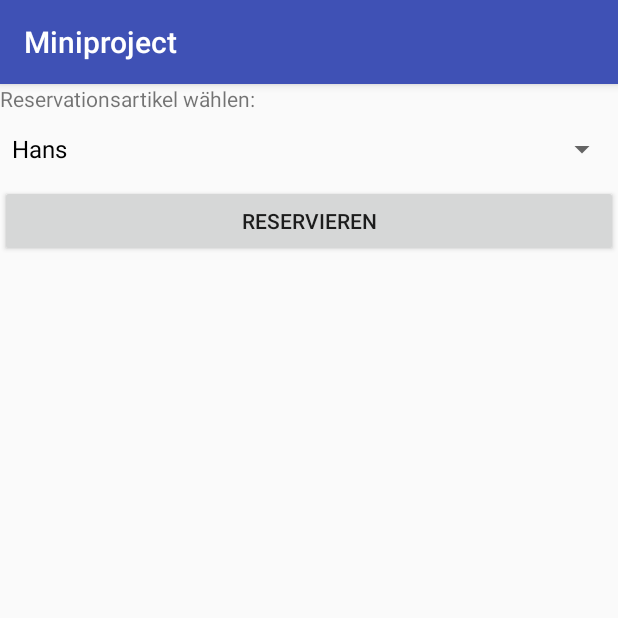
After one commit to Kasacka/mgeminiproject, an Android app: the ReservationActivity screen opened directly, with no data from a screen before it, on a phone screen of 412 x 824 dp, the top half of it. The commit adds this screen. Run offline under Robolectric (Android 15) with nearby library versions, the phone set to English and light mode, and no system bars.

Commit message:
ReservationActivity prototype created; Filled Spinner with Sample data

```diff
--- a/MGEMiniProject/Miniproject/app/build.gradle
+++ b/MGEMiniProject/Miniproject/app/build.gradle
@@ -26,5 +26,7 @@ dependencies {
     })
     compile 'com.android.support:appcompat-v7:26.+'
     compile 'com.android.support.constraint:constraint-layout:1.0.2'
+    compile 'com.squareup.okhttp3:okhttp:3.4.1'
+    compile 'com.google.code.gson:gson:2.4'
     testCompile 'junit:junit:4.12'
 }
--- a/MGEMiniProject/Miniproject/app/src/main/AndroidManifest.xml
+++ b/MGEMiniProject/Miniproject/app/src/main/AndroidManifest.xml
@@ -16,6 +16,7 @@
                 <category android:name="android.intent.category.LAUNCHER" />
             </intent-filter>
         </activity>
+        <activity android:name=".ReservationActivity"></activity>
     </application>
 
 </manifest>
--- /dev/null
+++ b/MGEMiniProject/Miniproject/app/src/main/java/ch/kananga/miniproject/ReservationActivity.java
@@ -0,0 +1,54 @@
+package ch.kananga.miniproject;
+
+import android.support.v7.app.AppCompatActivity;
+import android.os.Bundle;
+import android.view.View;
+import android.widget.ArrayAdapter;
+import android.widget.Button;
+import android.widget.Spinner;
+import android.widget.Toast;
+
+import java.lang.reflect.Array;
+import java.util.ArrayList;
+import java.util.zip.Adler32;
+
+public class ReservationActivity extends AppCompatActivity implements View.OnClickListener {
+    private Spinner reservationArticleSpinner;
+    private Button reservationButton;
+
+    @Override
+    protected void onCreate(Bundle savedInstanceState) {
+        super.onCreate(savedInstanceState);
+        setContentView(R.layout.activity_reservation);
+
+        reservationArticleSpinner = (Spinner) findViewById(R.id.reservation_article);
+
+        ArrayList<String> data = new ArrayList<String>();
+        data.add("Hans");
+        data.add("Heidi");
+        data.add("Klara");
+
+        //ArrayAdapter<String> adapter = ArrayAdapter.createFromResource(this, R.layout.support_simple_spinner_dropdown_item, data);
+
+        reservationButton = (Button) findViewById(R.id.reservation_button);
+        reservationButton.setOnClickListener(this);
+
+        //ArrayAdapter<String> adapter = ArrayAdapter.createFromResource(this, R.layout.support_simple_spinner_dropdown_item, d);
+        //reservationArticleSpinner.setAdapter(adapter);
+
+        ArrayAdapter<CharSequence> adapter = ArrayAdapter.createFromResource(this, R.array.reservation_array, R.layout.support_simple_spinner_dropdown_item);
+
+        reservationArticleSpinner.setAdapter(adapter);
+    }
+
+    @Override
+    public void onClick(View view) {
+        if (view == reservationButton) {
+            onReservationButtonClick();
+        }
+    }
+
+    private void onReservationButtonClick() {
+        Toast.makeText(this, "hallo", Toast.LENGTH_LONG).show();
+    }
+}
--- /dev/null
+++ b/MGEMiniProject/Miniproject/app/src/main/res/layout/activity_reservation.xml
@@ -0,0 +1,25 @@
+<?xml version="1.0" encoding="utf-8"?>
+<LinearLayout xmlns:android="http://schemas.android.com/apk/res/android"
+    xmlns:tools="http://schemas.android.com/tools"
+    android:layout_width="match_parent"
+    android:layout_height="match_parent"
+    tools:context="ch.kananga.miniproject.ReservationActivity"
+    android:orientation="vertical">
+
+    <TextView
+        android:id="@+id/reservation_label"
+        android:layout_width="match_parent"
+        android:layout_height="wrap_content"
+        android:text="@string/reservation_input" />
+
+    <Spinner
+        android:id="@+id/reservation_article"
+        android:layout_width="match_parent"
+        android:layout_height="wrap_content" />
+
+    <Button
+        android:id="@+id/reservation_button"
+        android:layout_width="match_parent"
+        android:layout_height="wrap_content"
+        android:text="@string/reservation_button" />
+</LinearLayout>
--- a/MGEMiniProject/Miniproject/app/src/main/res/values/strings.xml
+++ b/MGEMiniProject/Miniproject/app/src/main/res/values/strings.xml
@@ -1,3 +1,10 @@
 <resources>
     <string name="app_name">Miniproject</string>
+    <string name="reservation_input">Reservationsartikel wählen:</string>
+    <string name="reservation_button">Reservieren</string>
+    <string-array name="reservation_array">
+        <item>Hans</item>
+        <item>Heidi</item>
+        <item>Klara</item>
+    </string-array>
 </resources>
```
Also changed, not shown: MGEMiniProject/Miniproject/app/src/main/java/ch/kananga/miniproject/MainActivity.java (+19 -1 lines), MGEMiniProject/Miniproject/app/src/main/res/layout/activity_main.xml (+8 -0 lines).
